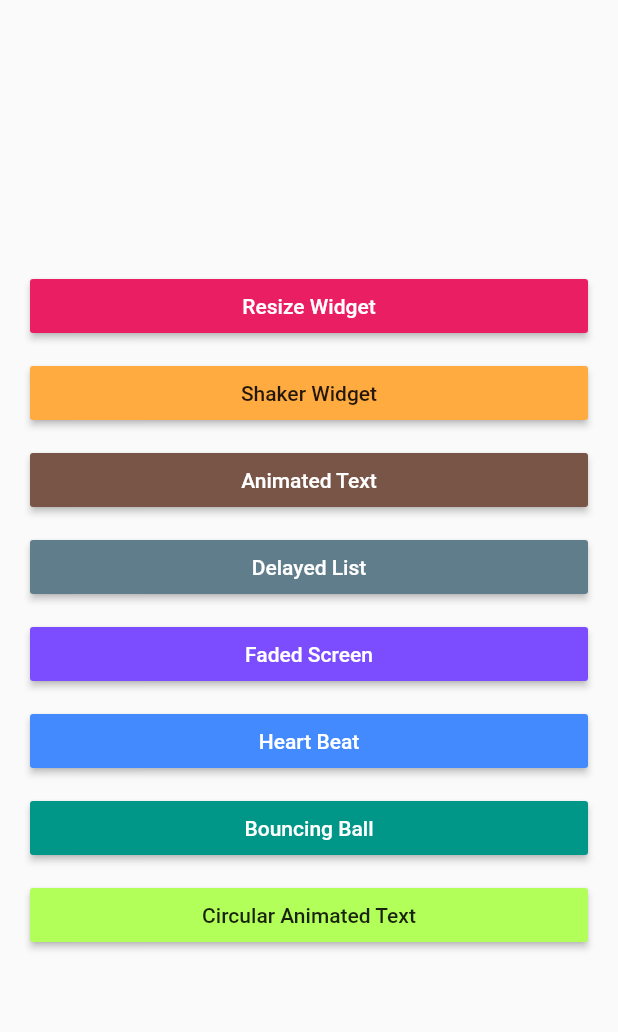
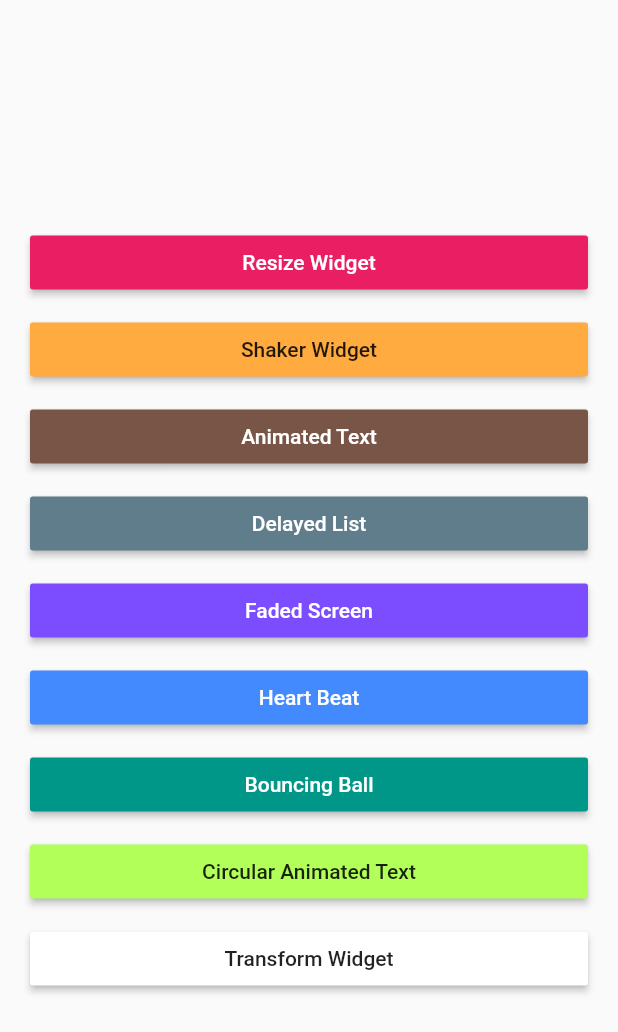
Before and after one commit to AliAkberAakash/flutter_animation_experiment, a Flutter app: the screen it shows after launch, on a phone screen of 412 x 824 dp. Shown: the top 1032 px of the screen. Run offline on Flutter 3.47's test engine with Material 2 defaults, Android fonts, the phone set to English and light mode, and no system bars; missing offline and left inert: flutter_circular_text.

Commit message:
add: transform widget

```diff
--- a/lib/menu_screen.dart
+++ b/lib/menu_screen.dart
@@ -6,6 +6,7 @@ import 'package:animation_experiment/faded_screen/faded_screen_example.dart';
 import 'package:animation_experiment/heart_beat_widget/heeart_beat_widget_example.dart';
 import 'package:animation_experiment/resize_widget/resize_widget_example.dart';
 import 'package:animation_experiment/shaker_widget/shaker_widget_example.dart';
+import 'package:animation_experiment/transform_widget/transform_widget_example.dart';
 import 'package:flutter/material.dart';
 
 class MenuScreen extends StatelessWidget {
@@ -78,6 +79,13 @@ class MenuScreen extends StatelessWidget {
               screenWidget: CircularAnimatedTextExample(),
               title: "Circular Animated Text",
               color: Colors.lightGreenAccent,
+            ),
+            VSpacer(),
+
+            NavigatorButton(
+              screenWidget: TransformWidgetExample(),
+              title: "Transform Widget",
+              color: Colors.white,
             ),
             VSpacer(),
           ],
```
Also changed, not shown: lib/transform_widget/transform_widget_example.dart (added, +54 -0 lines).
